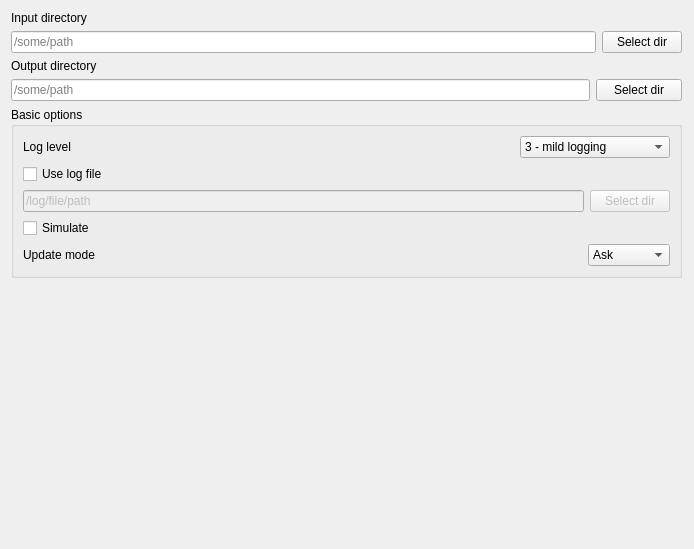
Before: the Qt Designer form widgetgui/spdrguibasicinputform.ui in sierdzio/spdr, drawn with Qt 5.
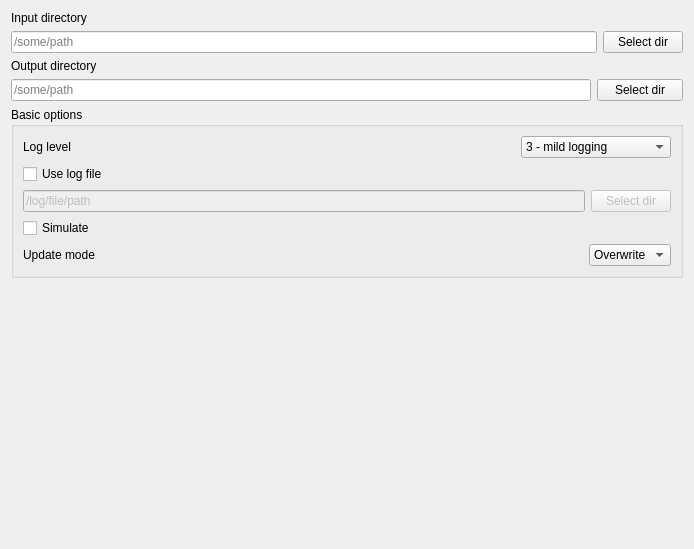
After: the same form once the commit is applied.

What changed in the file:
```diff
--- a/widgetgui/spdrguibasicinputform.ui
+++ b/widgetgui/spdrguibasicinputform.ui
@@ -14,9 +14,6 @@
    <string>Form</string>
   </property>
   <layout class="QGridLayout" name="gridLayout_2">
-   <property name="rightMargin">
-    <number>12</number>
-   </property>
    <item row="4" column="0" colspan="3">
     <widget class="QGroupBox" name="groupBoxOptions">
      <property name="title">
@@ -228,6 +225,9 @@
             <verstretch>0</verstretch>
            </sizepolicy>
           </property>
+          <property name="currentIndex">
+           <number>1</number>
+          </property>
           <item>
            <property name="text">
             <string>Ask</string>
```
Left out of the diff: 35 changed lines with no effect on the pictures.
